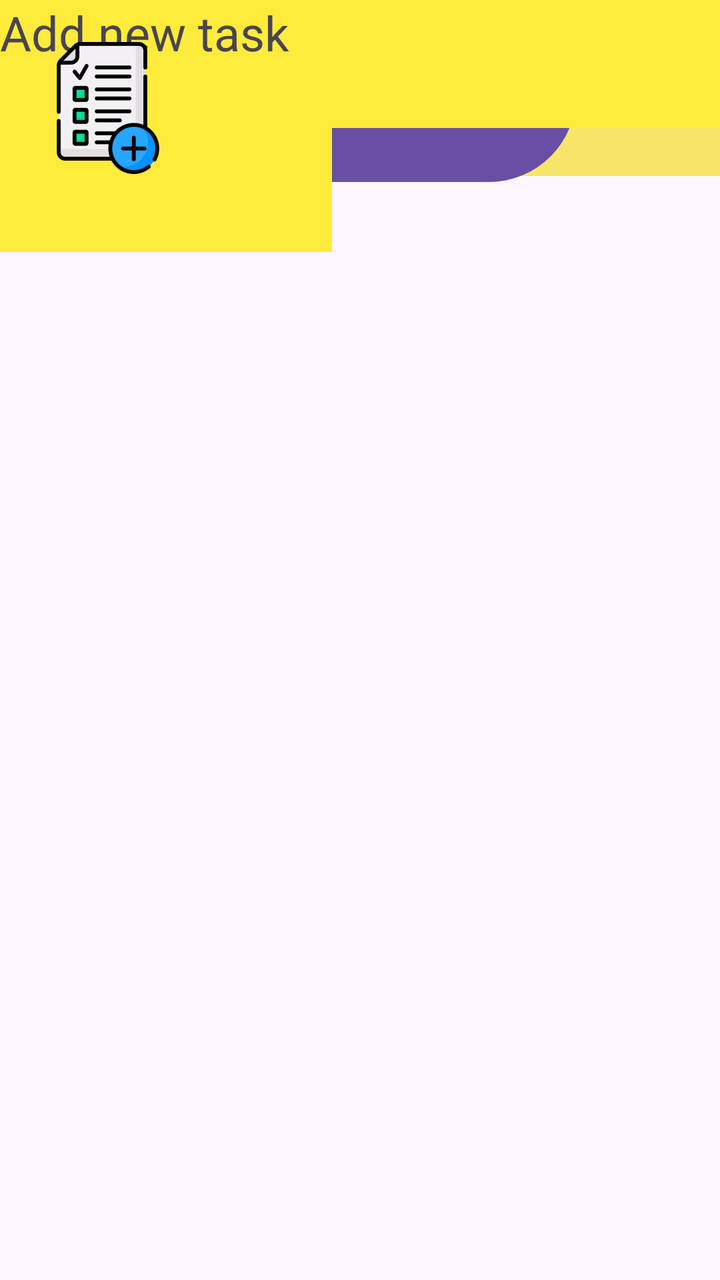
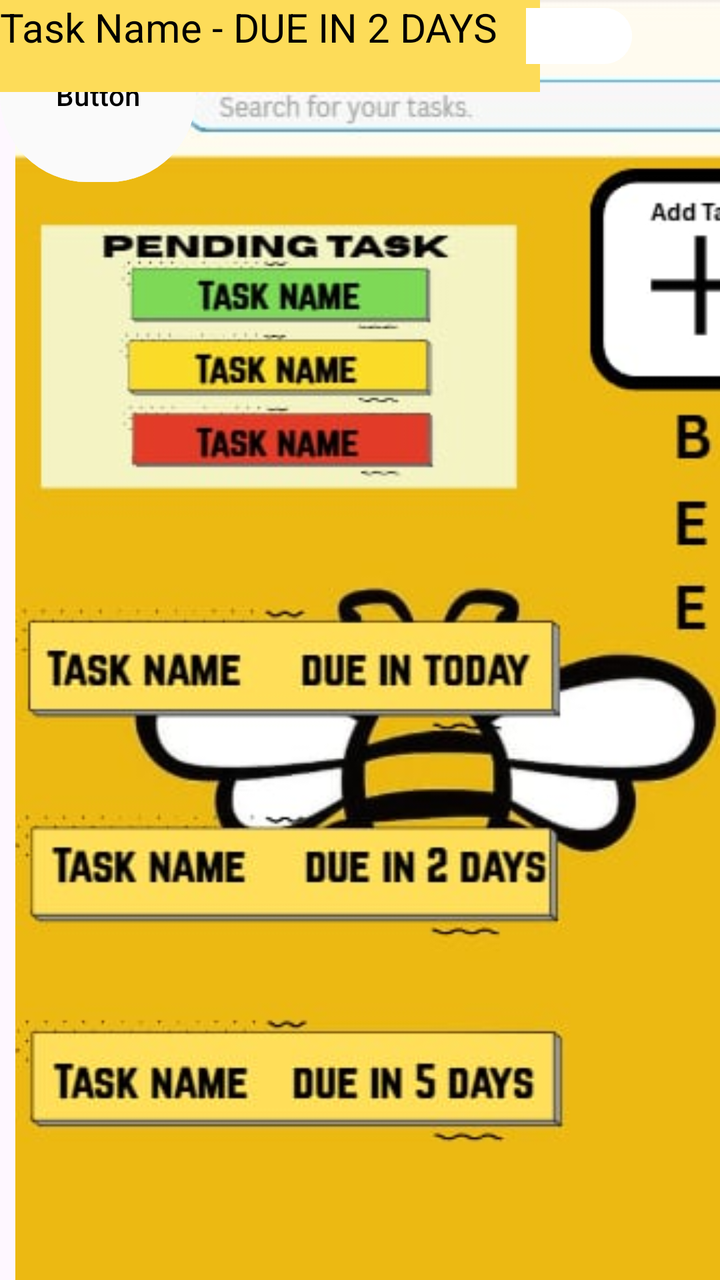

The first picture is an Android layout as it rendered before a commit; the second is the same layout after the commit. The layout source and the unified diff follow.
<!-- AndroidManifest.xml: application theme Theme.Quarter2 -->
<!-- res/layout/activity_feature.xml -->
<?xml version="1.0" encoding="utf-8"?>
<androidx.constraintlayout.widget.ConstraintLayout xmlns:android="http://schemas.android.com/apk/res/android"
    xmlns:app="http://schemas.android.com/apk/res-auto"
    xmlns:tools="http://schemas.android.com/tools"
    android:id="@+id/main"
    android:layout_width="match_parent"
    android:layout_height="match_parent"
    tools:context=".feature">

    <androidx.appcompat.widget.Toolbar
        android:id="@+id/toolbar3"
        android:layout_width="554dp"
        android:layout_height="88dp"
        android:background="#F6E569"
        android:minHeight="?attr/actionBarSize"
        android:theme="?attr/actionBarTheme"
        tools:layout_editor_absoluteX="1dp"
        tools:layout_editor_absoluteY="2dp"
        tools:ignore="MissingConstraints,VisualLintBounds" />

    <TextView
        android:id="@+id/textView"
        android:layout_width="wrap_content"
        android:layout_height="wrap_content"
        app:layout_constraintEnd_toEndOf="parent"
        tools:layout_editor_absoluteY="132dp"
        tools:ignore="MissingConstraints" />

    <androidx.appcompat.widget.Toolbar
        android:id="@+id/toolbar6"
        android:layout_width="295dp"
        android:layout_height="64dp"
        android:background="#FFEB3B"
        android:minHeight="?attr/actionBarSize"
        android:theme="?attr/actionBarTheme"
        tools:layout_editor_absoluteX="25dp"
        tools:layout_editor_absoluteY="208dp"
        tools:ignore="MissingConstraints" />

    <TextView
        android:id="@+id/textView4"
        android:layout_width="wrap_content"
        android:layout_height="wrap_content"
        android:text="Task name"
        android:textSize="24sp"
        tools:layout_editor_absoluteX="50dp"
        tools:layout_editor_absoluteY="226dp"
        tools:ignore="HardcodedText,MissingConstraints" />

    <TextView
        android:id="@+id/textView5"
        android:layout_width="wrap_content"
        android:layout_height="wrap_content"
        android:text="Peta"
        android:textSize="24sp"
        tools:layout_editor_absoluteX="236dp"
        tools:layout_editor_absoluteY="226dp"
        tools:ignore="HardcodedText,MissingConstraints" />

    <Button
        android:id="@+id/button4"
        android:layout_width="288dp"
        android:layout_height="95dp"
        android:text="Input task here"
        android:textColorLink="#FABC07"
        tools:layout_editor_absoluteX="25dp"
        tools:layout_editor_absoluteY="103dp"
        tools:ignore="HardcodedText,MissingConstraints" />

    <androidx.appcompat.widget.Toolbar
        android:id="@+id/toolbar8"
        android:layout_width="297dp"
        android:layout_height="64dp"
        android:background="#FFEB3B"
        android:minHeight="?attr/actionBarSize"
        android:theme="?attr/actionBarTheme"
        tools:layout_editor_absoluteX="25dp"
        tools:layout_editor_absoluteY="288dp"
        tools:ignore="MissingConstraints" />

    <TextView
        android:id="@+id/textView9"
        android:layout_width="wrap_content"
        android:layout_height="wrap_content"
        android:text="Math trivia"
        android:textSize="24sp"
        tools:layout_editor_absoluteX="122dp"
        tools:layout_editor_absoluteY="303dp"
        tools:ignore="HardcodedText,MissingConstraints" />

    <androidx.appcompat.widget.Toolbar
        android:id="@+id/toolbar4"
        android:layout_width="409dp"
        android:layout_height="wrap_content"
        android:background="#FFEB3B"
        android:minHeight="?attr/actionBarSize"
        android:theme="?attr/actionBarTheme"
        tools:layout_editor_absoluteX="1dp"
        tools:layout_editor_absoluteY="673dp" />

    <androidx.appcompat.widget.Toolbar
        android:id="@+id/toolbar7"
        android:layout_width="140dp"
        android:layout_height="120dp"
        android:background="#FFEB3B"
        android:minHeight="?attr/actionBarSize"
        android:theme="?attr/actionBarTheme"
        tools:layout_editor_absoluteX="25dp"
        tools:layout_editor_absoluteY="381dp" />

    <TextView
        android:id="@+id/textView6"
        android:layout_width="wrap_content"
        android:layout_height="wrap_content"
        android:text="Due date"
        android:textSize="24sp"
        tools:layout_editor_absoluteX="50dp"
        tools:layout_editor_absoluteY="394dp" />

    <TextView
        android:id="@+id/textView7"
        android:layout_width="wrap_content"
        android:layout_height="wrap_content"
        android:text="[Past due]"
        android:textSize="24sp"
        tools:layout_editor_absoluteX="38dp"
        tools:layout_editor_absoluteY="442dp" />

    <androidx.appcompat.widget.Toolbar
        android:id="@+id/toolbar9"
        android:layout_width="166dp"
        android:layout_height="126dp"
        android:background="#FFEB3B"
        android:minHeight="?attr/actionBarSize"
        android:theme="?attr/actionBarTheme"
        tools:layout_editor_absoluteX="210dp"
        tools:layout_editor_absoluteY="375dp" />

    <TextView
        android:id="@+id/textView10"
        android:layout_width="wrap_content"
        android:layout_height="wrap_content"
        android:text="Add new task"
        android:textSize="24sp"
        tools:layout_editor_absoluteX="218dp"
        tools:layout_editor_absoluteY="381dp" />

    <ImageView
        android:id="@+id/imageView5"
        android:layout_width="wrap_content"
        android:layout_height="wrap_content"
        app:srcCompat="@mipmap/logo_foreground"
        tools:layout_editor_absoluteX="236dp"
        tools:layout_editor_absoluteY="413dp" />

</androidx.constraintlayout.widget.ConstraintLayout>
<!-- resources referenced by this layout -->
<resources>
  <!-- mipmap logo_foreground: webp bitmap (mipmap-hdpi, 2790 bytes) -->
  <style name="Theme.Quarter2" parent="Base.Theme.Quarter2" />
  <style name="Base.Theme.Quarter2" parent="Theme.Material3.DayNight.NoActionBar">
          
          
      </style>
</resources>

<!-- the commit's change to res/layout/activity_feature.xml (unified diff, before → after) -->
@@ -7,16 +7,37 @@
     android:layout_height="match_parent"
     tools:context=".feature">
 
-    <androidx.appcompat.widget.Toolbar
-        android:id="@+id/toolbar3"
-        android:layout_width="554dp"
-        android:layout_height="88dp"
-        android:background="#F6E569"
-        android:minHeight="?attr/actionBarSize"
-        android:theme="?attr/actionBarTheme"
+    <ImageView
+        android:id="@+id/imageView2"
+        android:layout_width="426dp"
+        android:layout_height="734dp"
+        app:srcCompat="@drawable/b93ef7d8_3cb9_4300_978e_4cc9f5ce7697"
+        tools:layout_editor_absoluteX="-8dp"
+        tools:layout_editor_absoluteY="-2dp" />
+
+    <TextView
+        android:id="@+id/textView11"
+        android:layout_width="270dp"
+        android:layout_height="46dp"
+        android:background="#F8DA28"
+        android:backgroundTint="#FDDC59"
+        android:text="Task Name - DUE TODAY"
+        android:textColor="#000000"
+        android:textSize="23sp"
         tools:layout_editor_absoluteX="1dp"
-        tools:layout_editor_absoluteY="2dp"
-        tools:ignore="MissingConstraints,VisualLintBounds" />
+        tools:layout_editor_absoluteY="308dp" />
+
+    <TextView
+        android:id="@+id/textView13"
+        android:layout_width="270dp"
+        android:layout_height="46dp"
+        android:background="#F8DA28"
+        android:backgroundTint="#FDDC59"
+        android:text="Task Name - DUE IN 2 DAYS"
+        android:textColor="#000000"
+        android:textSize="20sp"
+        tools:layout_editor_absoluteX="1dp"
+        tools:layout_editor_absoluteY="408dp" />
 
     <TextView
         android:id="@+id/textView"
@@ -26,131 +47,70 @@
         tools:layout_editor_absoluteY="132dp"
         tools:ignore="MissingConstraints" />
 
-    <androidx.appcompat.widget.Toolbar
-        android:id="@+id/toolbar6"
-        android:layout_width="295dp"
-        android:layout_height="64dp"
-        android:background="#FFEB3B"
-        android:minHeight="?attr/actionBarSize"
-        android:theme="?attr/actionBarTheme"
-        tools:layout_editor_absoluteX="25dp"
-        tools:layout_editor_absoluteY="208dp"
-        tools:ignore="MissingConstraints" />
+    <Button
+        android:id="@+id/button"
+        android:layout_width="98dp"
+        android:layout_height="95dp"
+        android:backgroundTint="#FAFAFA"
+        android:text="Button"
+        android:textColor="#000000"
+        android:textColorLink="#000000"
+        tools:layout_editor_absoluteX="294dp"
+        tools:layout_editor_absoluteY="90dp" />
 
-    <TextView
-        android:id="@+id/textView4"
-        android:layout_width="wrap_content"
-        android:layout_height="wrap_content"
-        android:text="Task name"
-        android:textSize="24sp"
-        tools:layout_editor_absoluteX="50dp"
-        tools:layout_editor_absoluteY="226dp"
-        tools:ignore="HardcodedText,MissingConstraints" />
+    <Button
+        android:id="@+id/button5"
+        android:layout_width="316dp"
+        android:layout_height="36dp"
+        android:backgroundTint="#FFFFFF"
+        android:text="Search for your task..."
+        android:textColor="#000000"
+        tools:layout_editor_absoluteX="76dp"
+        tools:layout_editor_absoluteY="31dp" />
 
     <TextView
         android:id="@+id/textView5"
-        android:layout_width="wrap_content"
-        android:layout_height="wrap_content"
-        android:text="Peta"
-        android:textSize="24sp"
-        tools:layout_editor_absoluteX="236dp"
-        tools:layout_editor_absoluteY="226dp"
-        tools:ignore="HardcodedText,MissingConstraints" />
-
-    <Button
-        android:id="@+id/button4"
-        android:layout_width="288dp"
-        android:layout_height="95dp"
-        android:text="Input task here"
-        android:textColorLink="#FABC07"
-        tools:layout_editor_absoluteX="25dp"
-        tools:layout_editor_absoluteY="103dp"
-        tools:ignore="HardcodedText,MissingConstraints" />
-
-    <androidx.appcompat.widget.Toolbar
-        android:id="@+id/toolbar8"
-        android:layout_width="297dp"
-        android:layout_height="64dp"
-        android:background="#FFEB3B"
-        android:minHeight="?attr/actionBarSize"
-        android:theme="?attr/actionBarTheme"
-        tools:layout_editor_absoluteX="25dp"
-        tools:layout_editor_absoluteY="288dp"
-        tools:ignore="MissingConstraints" />
-
-    <TextView
-        android:id="@+id/textView9"
-        android:layout_width="wrap_content"
-        android:layout_height="wrap_content"
-        android:text="Math trivia"
-        android:textSize="24sp"
-        tools:layout_editor_absoluteX="122dp"
-        tools:layout_editor_absoluteY="303dp"
-        tools:ignore="HardcodedText,MissingConstraints" />
-
-    <androidx.appcompat.widget.Toolbar
-        android:id="@+id/toolbar4"
-        android:layout_width="409dp"
-        android:layout_height="wrap_content"
-        android:background="#FFEB3B"
-        android:minHeight="?attr/actionBarSize"
-        android:theme="?attr/actionBarTheme"
-        tools:layout_editor_absoluteX="1dp"
-        tools:layout_editor_absoluteY="673dp" />
-
-    <androidx.appcompat.widget.Toolbar
-        android:id="@+id/toolbar7"
-        android:layout_width="140dp"
-        android:layout_height="120dp"
-        android:background="#FFEB3B"
-        android:minHeight="?attr/actionBarSize"
-        android:theme="?attr/actionBarTheme"
-        tools:layout_editor_absoluteX="25dp"
-        tools:layout_editor_absoluteY="381dp" />
+        android:layout_width="152dp"
+        android:layout_height="27dp"
+        android:background="#7DD856"
+        android:text="Task Name"
+        android:textColor="#000000"
+        android:textSize="20sp"
+        tools:layout_editor_absoluteX="56dp"
+        tools:layout_editor_absoluteY="131dp" />
 
     <TextView
         android:id="@+id/textView6"
-        android:layout_width="wrap_content"
-        android:layout_height="wrap_content"
-        android:text="Due date"
-        android:textSize="24sp"
-        tools:layout_editor_absoluteX="50dp"
-        tools:layout_editor_absoluteY="394dp" />
+        android:layout_width="152dp"
+        android:layout_height="27dp"
+        android:background="#E03B28"
+        android:text="Task Name"
+        android:textColor="#000000"
+        android:textSize="20sp"
+        tools:layout_editor_absoluteX="56dp"
+        tools:layout_editor_absoluteY="205dp" />
 
     <TextView
-        android:id="@+id/textView7"
-        android:layout_width="wrap_content"
-        android:layout_height="wrap_content"
-        android:text="[Past due]"
-        android:textSize="24sp"
-        tools:layout_editor_absoluteX="38dp"
-        tools:layout_editor_absoluteY="442dp" />
-
-    <androidx.appcompat.widget.Toolbar
-        android:id="@+id/toolbar9"
-        android:layout_width="166dp"
-        android:layout_height="126dp"
-        android:background="#FFEB3B"
-        android:minHeight="?attr/actionBarSize"
-        android:theme="?attr/actionBarTheme"
-        tools:layout_editor_absoluteX="210dp"
-        tools:layout_editor_absoluteY="375dp" />
+        android:id="@+id/textView8"
+        android:layout_width="152dp"
+        android:layout_height="27dp"
+        android:background="#F8DA28"
+        android:text="Task Name"
+        android:textColor="#000000"
+        android:textSize="20sp"
+        tools:layout_editor_absoluteX="56dp"
+        tools:layout_editor_absoluteY="167dp" />
 
     <TextView
-        android:id="@+id/textView10"
-        android:layout_width="wrap_content"
-        android:layout_height="wrap_content"
-        android:text="Add new task"
-        android:textSize="24sp"
-        tools:layout_editor_absoluteX="218dp"
-        tools:layout_editor_absoluteY="381dp" />
-
-    <ImageView
-        android:id="@+id/imageView5"
-        android:layout_width="wrap_content"
-        android:layout_height="wrap_content"
-        app:srcCompat="@mipmap/logo_foreground"
-        tools:layout_editor_absoluteX="236dp"
-        tools:layout_editor_absoluteY="413dp" />
+        android:id="@+id/textView14"
+        android:layout_width="263dp"
+        android:layout_height="46dp"
+        android:background="#F8DA28"
+        android:backgroundTint="#FDDC59"
+        android:text="Task Name - DUE IN 2 DAYS"
+        android:textColor="#000000"
+        android:textSize="20sp"
+        tools:layout_editor_absoluteX="8dp"
+        tools:layout_editor_absoluteY="516dp" />
 
 </androidx.constraintlayout.widget.ConstraintLayout>
<!-- resource entries referenced after the edit -->
@@ -1,6 +1,6 @@
 <!-- resources referenced by this layout -->
 <resources>
-  <!-- mipmap logo_foreground: webp bitmap (mipmap-hdpi, 2790 bytes) -->
+  <!-- drawable b93ef7d8_3cb9_4300_978e_4cc9f5ce7697: jpg bitmap (drawable, 39822 bytes) -->
   <style name="Theme.Quarter2" parent="Base.Theme.Quarter2" />
   <style name="Base.Theme.Quarter2" parent="Theme.Material3.DayNight.NoActionBar">
           
